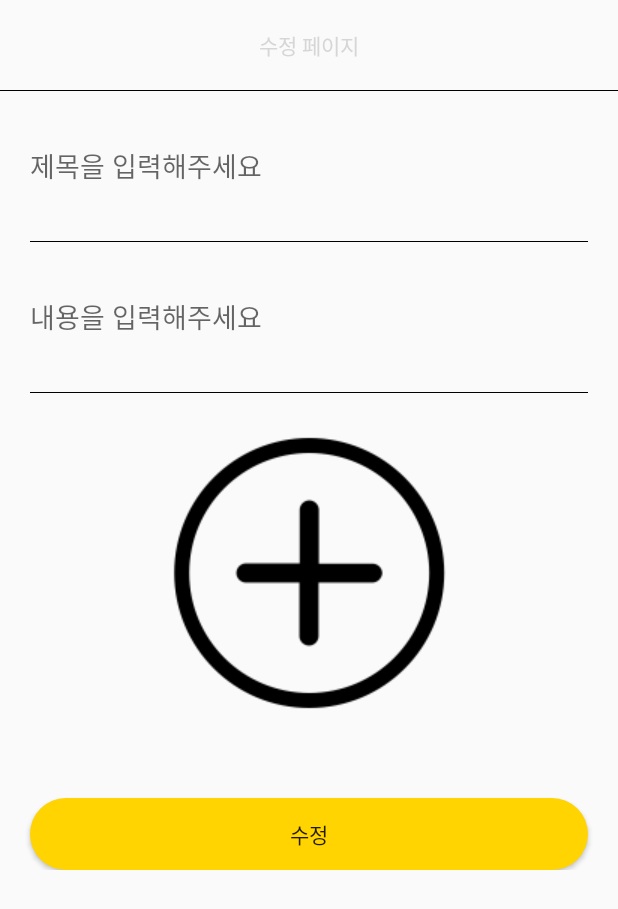
After one commit to Elliotelon/2021_Single-Life_Android, an Android app: the BoardEditActivity screen opened directly, with no data from a screen before it, on a phone screen of 412 x 824 dp. The commit adds this screen. Shown: the top 909 px of the screen. Run offline under Robolectric (Android 15) with nearby library versions, the phone set to English and light mode, and no system bars; our stand-ins replace Firebase (no records; nobody signed in at launch, a user with empty details on screens opened directly), data binding; pictures from the network do not load; 3 statements that could not run were skipped.

Commit message:
SingleLife 게시글 수정기능 구현

```diff
--- a/app/src/main/AndroidManifest.xml
+++ b/app/src/main/AndroidManifest.xml
@@ -3,7 +3,7 @@
     package="study.singlelife">
 
     <uses-permission android:name="android.permission.INTERNET" />
-    <uses-permission android:name="android.permission.READ_EXTERNAL_STORAGE"/>
+    <uses-permission android:name="android.permission.READ_EXTERNAL_STORAGE" />
 
     <application
         android:allowBackup="true"
@@ -12,7 +12,8 @@
         android:roundIcon="@mipmap/ic_launcher_round"
         android:supportsRtl="true"
         android:theme="@style/Theme.Studysinglelife">
-        <activity android:name=".board.BoardInsideActivity"></activity>
+        <activity android:name=".board.BoardEditActivity"></activity>
+        <activity android:name=".board.BoardInsideActivity" />
         <activity android:name=".board.BoardWriteActivity" />
         <activity android:name=".contentslist.ContentShowActivity" />
         <activity android:name=".contentslist.ContentListActivity" />
--- a/app/src/main/java/study/singlelife/board/BoardInsideActivity.kt
+++ b/app/src/main/java/study/singlelife/board/BoardInsideActivity.kt
@@ -62,7 +62,10 @@ class BoardInsideActivity : AppCompatActivity() {
         val alertDialog = mBuilder.show()
         //수정버튼을 눌렀을때
         alertDialog.findViewById<Button>(R.id.editBtn)?.setOnClickListener {
-            Toast.makeText(this, "aa", Toast.LENGTH_SHORT).show()
+            Toast.makeText(this, "수정버튼을 눌렀습니다.", Toast.LENGTH_SHORT).show()
+            val intent = Intent(this, BoardEditActivity::class.java)
+            intent.putExtra("key", key)
+            startActivity(intent)
         }
 
         //삭제버튼을 눌렀을때
--- /dev/null
+++ b/app/src/main/res/layout/activity_board_edit.xml
@@ -0,0 +1,86 @@
+<?xml version="1.0" encoding="utf-8"?>
+<layout>
+    <LinearLayout xmlns:android="http://schemas.android.com/apk/res/android"
+        xmlns:app="http://schemas.android.com/apk/res-auto"
+        xmlns:tools="http://schemas.android.com/tools"
+        android:layout_width="match_parent"
+        android:layout_height="match_parent"
+        android:orientation="vertical"
+        tools:context=".board.BoardWriteActivity">
+
+        <ScrollView
+            android:layout_width="match_parent"
+            android:layout_height="match_parent">
+
+            <LinearLayout
+                android:orientation="vertical"
+                android:layout_width="match_parent"
+                android:layout_height="match_parent">
+
+                <LinearLayout
+                    android:layout_width="match_parent"
+                    android:layout_height="60dp">
+
+                    <TextView
+                        android:text="수정 페이지"
+                        android:layout_width="match_parent"
+                        android:layout_height="match_parent"
+                        android:textColor="@color/black"
+                        android:gravity="center"/>
+
+                </LinearLayout>
+
+                <LinearLayout
+                    android:layout_width="match_parent"
+                    android:layout_height="0.5dp"
+                    android:background="#000000"/>
+
+                <EditText
+                    android:id="@+id/titleArea"
+                    android:hint="제목을 입력해주세요"
+                    android:layout_margin="20dp"
+                    android:background="@android:color/transparent"
+                    android:layout_width="match_parent"
+                    android:layout_height="60dp"/>
+
+                <LinearLayout
+                    android:layout_width="match_parent"
+                    android:layout_height="0.5dp"
+                    android:background="#000000"
+                    android:layout_marginHorizontal="20dp"/>
+
+                <EditText
+                    android:id="@+id/contentArea"
+                    android:hint="내용을 입력해주세요"
+                    android:layout_margin="20dp"
+                    android:background="@android:color/transparent"
+                    android:layout_width="match_parent"
+                    android:layout_height="60dp"/>
+
+                <LinearLayout
+                    android:layout_width="match_parent"
+                    android:layout_height="0.5dp"
+                    android:background="#000000"
+                    android:layout_marginHorizontal="20dp"/>
+
+                <ImageView
+                    android:id="@+id/imageArea"
+                    android:layout_marginTop="20dp"
+                    android:src="@drawable/plusbtn"
+                    android:layout_width="match_parent"
+                    android:layout_height="wrap_content"/>
+
+                <Button
+                    android:id="@+id/editBtn"
+                    android:text="수정"
+                    android:layout_marginTop="50dp"
+                    android:layout_marginHorizontal="20dp"
+                    android:background="@drawable/background_radius_yellow"
+                    android:layout_width="match_parent"
+                    android:layout_height="wrap_content"/>
+            </LinearLayout>
+        </ScrollView>
+
+    </LinearLayout>
+
+</layout>
```
Also changed, not shown: app/src/main/java/study/singlelife/board/BoardEditActivity.kt (added, +97 -0 lines).
